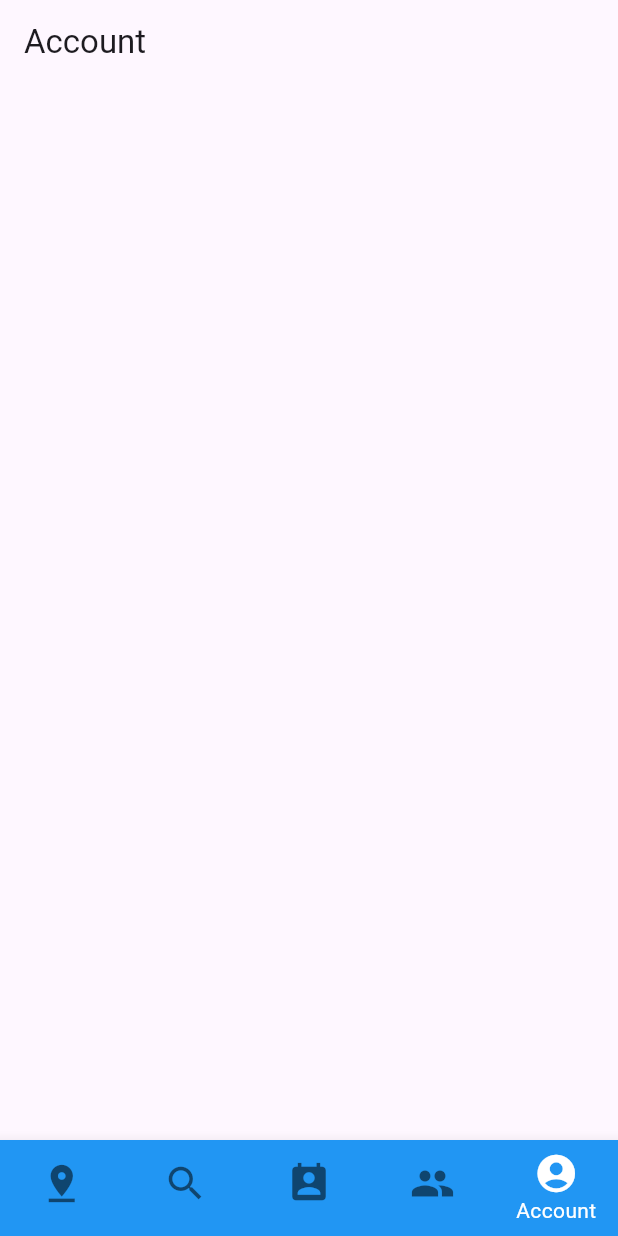
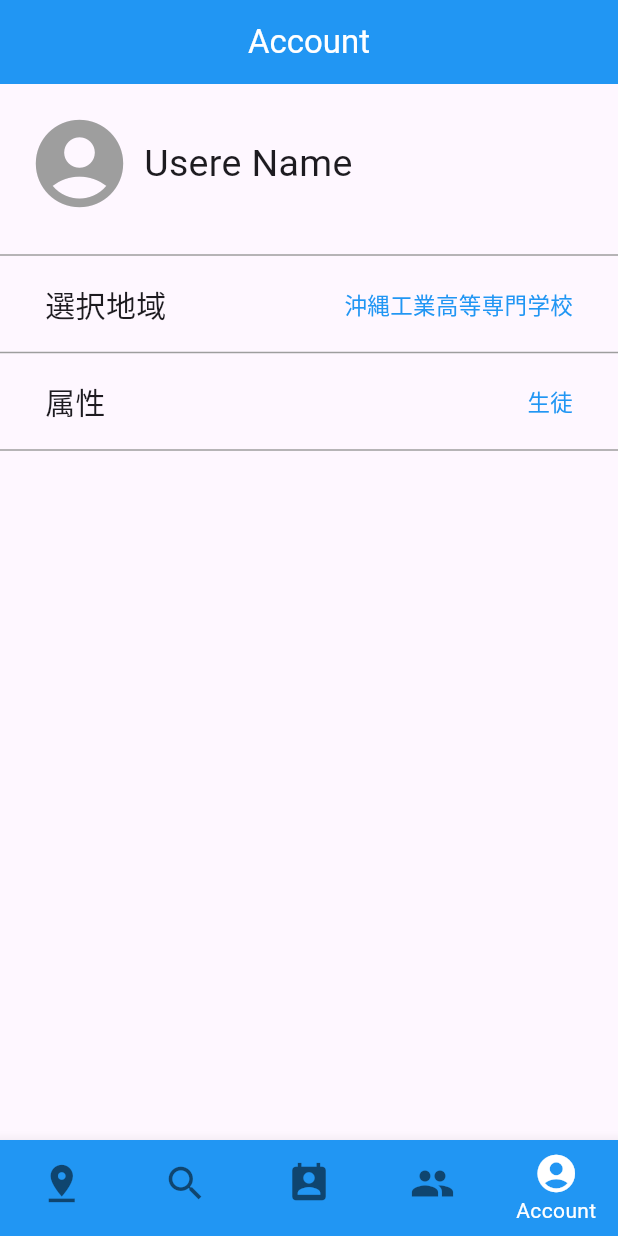
Before and after one commit to yambaru-hackathon/Group-8, a Flutter app: the screen it shows after launch, item 5 of the bottom bar chosen, on a phone screen of 412 x 824 dp. Run offline on Flutter 3.47's test engine with Material 3 defaults, Android fonts, the phone set to English and light mode, and no system bars; our stand-ins replace cloud_firestore, firebase_core, table_calendar; accounts and stored records are empty.

Commit message:
最低限のアカウントUI

```diff
--- a/lib/Pages/account_page.dart
+++ b/lib/Pages/account_page.dart
@@ -6,7 +6,104 @@ class AccountPage extends StatelessWidget {
   @override
   Widget build(BuildContext context) {
     return Scaffold(
-      appBar: AppBar(title: const Text('Account')),
+      appBar: AppBar(
+        centerTitle: true,
+        title: const Text(
+          'Account',
+          style: TextStyle(color: Colors.white),
+        ),
+        backgroundColor: Colors.blue,
+      ),
+      body: Column(
+        children: [
+          Container(
+            margin: const EdgeInsets.all(10),
+            child: Row(
+              children: [
+                IconButton(
+                  onPressed: () {},
+                  icon: const Icon(
+                    Icons.account_circle,
+                    size: 70,
+                    color: Colors.grey,
+                  ),
+                ),
+                const Text(
+                  'Usere Name',
+                  style: TextStyle(
+                    fontSize: 25,
+                  ),
+                ),
+              ],
+            ),
+          ),
+          // ここから
+          const Divider(
+            color: Colors.grey,
+          ),
+          Container(
+            margin: const EdgeInsets.only(
+              left: 30,
+              right: 30,
+              top: 10,
+              bottom: 10,
+            ),
+            child: const Row(
+              children: [
+                Text(
+                  '選択地域',
+                  style: TextStyle(fontSize: 20),
+                ),
+                SizedBox(
+                  width: 30,
+                ),
+                Spacer(),
+                Text(
+                  '沖縄工業高等専門学校',
+                  style: TextStyle(
+                    color: Colors.blue,
+                    fontSize: 15,
+                  ),
+                )
+              ],
+            ),
+          ),
+          // ここまではテンプレなので、情報を追加できるならここを引用してUIを制作
+          const Divider(
+            color: Colors.grey,
+          ),
+          Container(
+            margin: const EdgeInsets.only(
+              left: 30,
+              right: 30,
+              top: 10,
+              bottom: 10,
+            ),
+            child: const Row(
+              children: [
+                Text(
+                  '属性',
+                  style: TextStyle(fontSize: 20),
+                ),
+                SizedBox(
+                  width: 30,
+                ),
+                Spacer(),
+                Text(
+                  '生徒',
+                  style: TextStyle(
+                    color: Colors.blue,
+                    fontSize: 15,
+                  ),
+                )
+              ],
+            ),
+          ),
+          const Divider(
+            color: Colors.grey,
+          ),
+        ],
+      ),
     );
   }
 }
```
